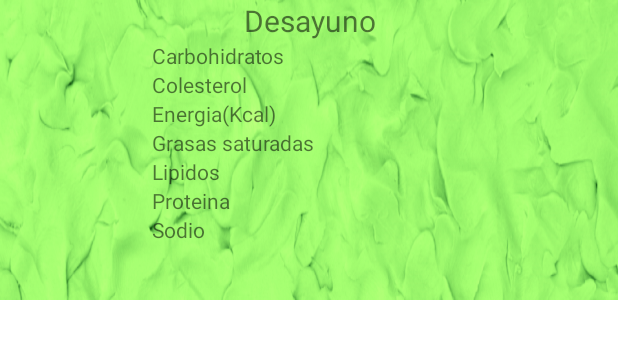
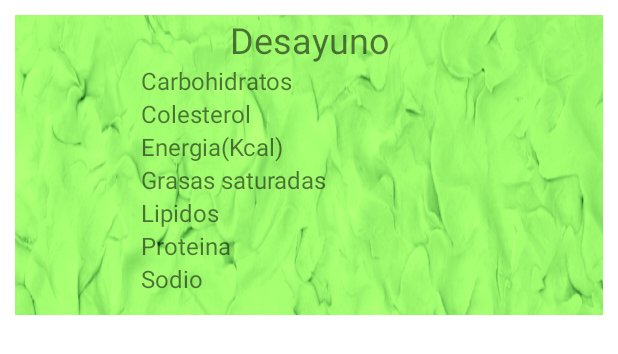
Before and after one commit to AlejoPal/AppValorNutricional, an Android app: the layout viewpager_item.xml on its own in the app's theme, with its tools: preview values and no code run, on a phone screen of 412 x 824 dp. Shown: the top 354 px of the screen. Run offline under Robolectric (Android 15) with nearby library versions, the phone set to English and light mode, and no system bars.

Commit message:
actualizacion de datos para cambio de rama

```diff
--- a/app/src/main/java/com/aproyectousco/valornutricionalalimentoscolombianos/InicarSesion.java
+++ b/app/src/main/java/com/aproyectousco/valornutricionalalimentoscolombianos/InicarSesion.java
@@ -90,7 +90,7 @@ public class InicarSesion extends AppCompatActivity {
                     DatabaseReference mRootReference = database.getReference();
 
                     // Obtener la referencia al nodo del usuario
-                    DatabaseReference usuarioRef = mRootReference.child("Usuario").child(correo.getText().toString().replace(".", ""));
+                    DatabaseReference usuarioRef = mRootReference.child("Usuario").child(email.replace(".", ""));
 
 
                     //Conseguir fecha
--- a/app/src/main/res/layout/activity_informacion_general.xml
+++ b/app/src/main/res/layout/activity_informacion_general.xml
@@ -16,7 +16,7 @@
 
         <Space
             android:layout_width="match_parent"
-            android:layout_height="24dp" />
+            android:layout_height="30dp" />
 
         <LinearLayout
             android:layout_width="wrap_content"
@@ -31,7 +31,7 @@
                 android:layout_weight="1"
                 android:fontFamily="@font/roboto"
                 android:text="@string/txtbien"
-                android:textSize="20sp" />
+                android:textSize="24sp" />
 
             <Space
                 android:layout_width="5dp"
@@ -44,7 +44,7 @@
                 android:layout_height="wrap_content"
                 android:layout_weight="1"
                 android:fontFamily="@font/roboto"
-                android:textSize="20sp" />
+                android:textSize="24sp" />
 
         </LinearLayout>
 
@@ -58,7 +58,7 @@
             android:layout_height="wrap_content"
             android:fontFamily="@font/roboto"
             android:text="@string/txtseleccionfecha"
-            android:textSize="16sp" />
+            android:textSize="20sp" />
 
         <Space
             android:layout_width="match_parent"
@@ -68,8 +68,8 @@
             android:id="@+id/spinnerfechas"
             android:layout_width="match_parent"
             android:layout_height="wrap_content"
-            android:popupBackground="@color/white"
-            />
+            android:popupBackground="@color/fondo"
+            android:theme="@style/SpinnerStyle" />
 
         <Space
             android:layout_width="match_parent"
--- a/app/src/main/res/layout/viewpager_item.xml
+++ b/app/src/main/res/layout/viewpager_item.xml
@@ -2,7 +2,8 @@
 <androidx.appcompat.widget.LinearLayoutCompat xmlns:android="http://schemas.android.com/apk/res/android"
     xmlns:app="http://schemas.android.com/apk/res-auto"
     android:layout_width="match_parent"
-    android:layout_height="match_parent">
+    android:layout_height="match_parent"
+    android:layout_margin="10dp">
 
     <LinearLayout
         android:layout_width="wrap_content"
@@ -18,7 +19,7 @@
             android:fontFamily="@font/roboto"
             android:text="@string/txtdesayuno"
             android:textAlignment="center"
-            android:textSize="20sp" />
+            android:textSize="24dp" />
 
         <TableLayout
             android:layout_width="wrap_content"
@@ -33,14 +34,16 @@
                     android:layout_width="wrap_content"
                     android:layout_height="wrap_content"
                     android:fontFamily="@font/roboto"
-                    android:text="@string/VCarbohidratos" />
+                    android:text="@string/VCarbohidratos"
+                    android:textSize="16sp" />
 
                 <TextView
                     android:id="@+id/txtcarbohidratos"
                     android:layout_width="100dp"
                     android:layout_height="wrap_content"
                     android:fontFamily="@font/roboto"
-                    android:textAlignment="center" />
+                    android:textAlignment="center"
+                    android:textSize="16sp" />
             </TableRow>
 
             <TableRow
@@ -52,14 +55,16 @@
                     android:layout_width="wrap_content"
                     android:layout_height="wrap_content"
                     android:fontFamily="@font/roboto"
-                    android:text="@string/VColesterol" />
+                    android:text="@string/VColesterol"
+                    android:textSize="16sp" />
 
                 <TextView
                     android:id="@+id/txtcolesterol"
                     android:layout_width="100dp"
                     android:layout_height="wrap_content"
                     android:fontFamily="@font/roboto"
-                    android:textAlignment="center" />
+                    android:textAlignment="center"
+                    android:textSize="16sp" />
             </TableRow>
 
             <TableRow
@@ -71,14 +76,16 @@
                     android:layout_width="wrap_content"
                     android:layout_height="wrap_content"
                     android:fontFamily="@font/roboto"
-                    android:text="@string/VEnergia" />
+                    android:text="@string/VEnergia"
+                    android:textSize="16sp" />
 
                 <TextView
                     android:id="@+id/txtenergia"
                     android:layout_width="100dp"
                     android:layout_height="wrap_content"
                     android:fontFamily="@font/roboto"
-                    android:textAlignment="center" />
+                    android:textAlignment="center"
+                    android:textSize="16sp" />
             </TableRow>
 
             <TableRow
@@ -90,14 +97,16 @@
                     android:layout_width="wrap_content"
                     android:layout_height="wrap_content"
                     android:fontFamily="@font/roboto"
-                    android:text="@string/VGsaturadas" />
+                    android:text="@string/VGsaturadas"
+                    android:textSize="16sp" />
 
                 <TextView
                     android:id="@+id/txtgsaturadas"
                     android:layout_width="100dp"
                     android:layout_height="wrap_content"
                     android:fontFamily="@font/roboto"
-                    android:textAlignment="center" />
+                    android:textAlignment="center"
+                    android:textSize="16sp" />
             </TableRow>
 
             <TableRow
@@ -109,14 +118,16 @@
                     android:layout_width="wrap_content"
                     android:layout_height="wrap_content"
                     android:fontFamily="@font/roboto"
-                    android:text="@string/VLipidos" />
+                    android:text="@string/VLipidos"
+                    android:textSize="16sp" />
 
                 <TextView
                     android:id="@+id/txtlipidos"
                     android:layout_width="100dp"
                     android:layout_height="wrap_content"
                     android:fontFamily="@font/roboto"
-                    android:textAlignment="center" />
+                    android:textAlignment="center"
+                    android:textSize="16sp" />
             </TableRow>
 
             <TableRow
@@ -128,14 +139,16 @@
                     android:layout_width="wrap_content"
                     android:layout_height="wrap_content"
                     android:fontFamily="@font/roboto"
-                    android:text="@string/VProteina" />
+                    android:text="@string/VProteina"
+                    android:textSize="16sp" />
 
                 <TextView
                     android:id="@+id/txtproteinas"
                     android:layout_width="100dp"
                     android:layout_height="wrap_content"
                     android:fontFamily="@font/roboto"
-                    android:textAlignment="center" />
+                    android:textAlignment="center"
+                    android:textSize="16sp" />
             </TableRow>
 
             <TableRow
@@ -147,14 +160,16 @@
                     android:layout_width="wrap_content"
                     android:layout_height="wrap_content"
                     android:fontFamily="@font/roboto"
-                    android:text="@string/VSodio" />
+                    android:text="@string/VSodio"
+                    android:textSize="16sp" />
 
                 <TextView
                     android:id="@+id/txtsodio"
                     android:layout_width="100dp"
                     android:layout_height="wrap_content"
                     android:fontFamily="@font/roboto"
-                    android:textAlignment="center" />
+                    android:textAlignment="center"
+                    android:textSize="16sp" />
             </TableRow>
 
         </TableLayout>
--- a/app/src/main/res/values/styles.xml
+++ b/app/src/main/res/values/styles.xml
@@ -6,5 +6,8 @@
     <style name="AutoCompleteTextViewStyle" parent="@android:style/Widget.AutoCompleteTextView">
         <item name="android:popupBackground">@drawable/dropdown_item_bg</item>
     </style>
+    <style name="SpinnerStyle" parent="Widget.AppCompat.Spinner">
+        <item name="android:textSize">20sp</item>
+    </style>
 
 </resources>
```
